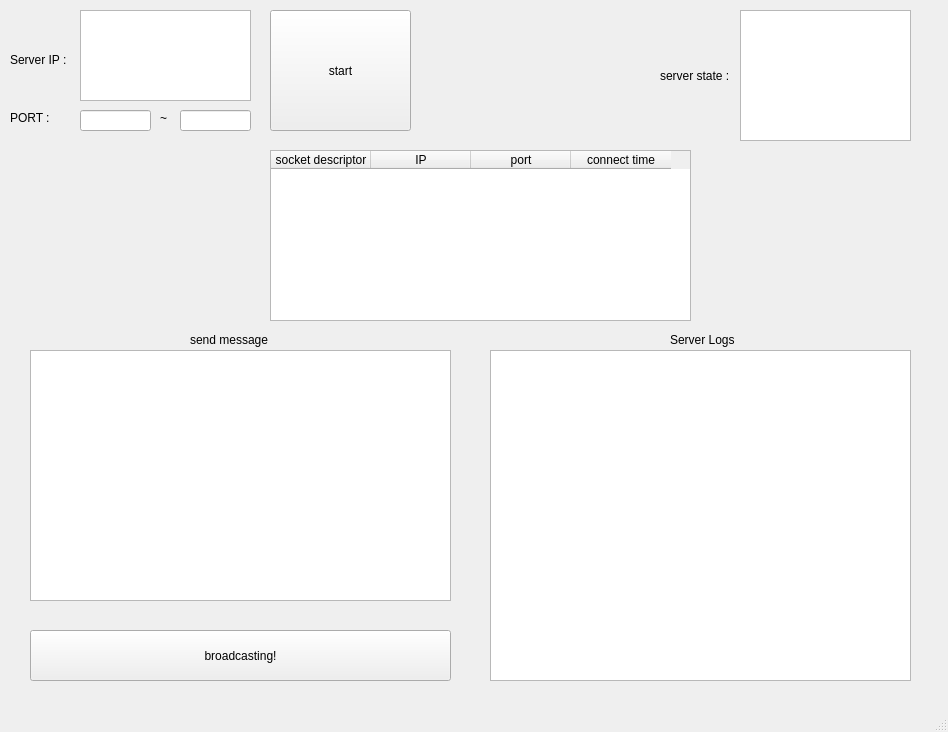
Old version of the form multiPortServer/mainwindow.ui in the repository lsh9672/Qt_tcp_socket.
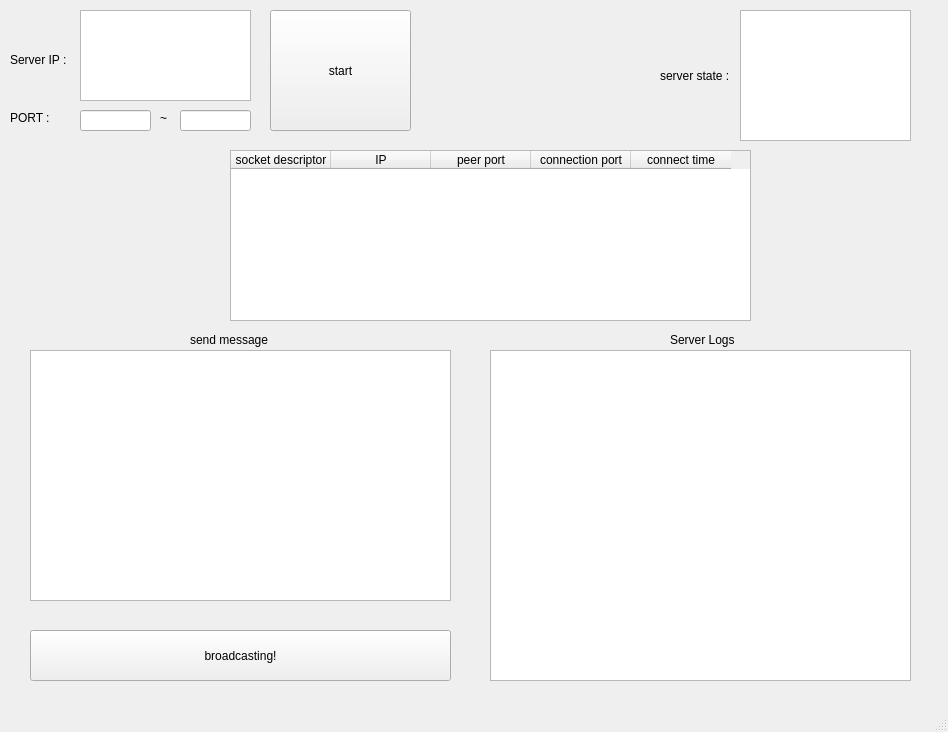
New version of the form.

What changed in the file:
```diff
--- a/multiPortServer/mainwindow.ui
+++ b/multiPortServer/mainwindow.ui
@@ -148,9 +148,9 @@
    <widget class="QTableWidget" name="table_client_info">
     <property name="geometry">
      <rect>
-      <x>270</x>
+      <x>230</x>
       <y>150</y>
-      <width>421</width>
+      <width>521</width>
       <height>171</height>
      </rect>
     </property>
@@ -164,6 +164,9 @@
      <property name="text">
       <string>socket descriptor</string>
      </property>
+     <property name="textAlignment">
+      <set>AlignCenter</set>
+     </property>
     </column>
     <column>
      <property name="text">
@@ -172,7 +175,12 @@
     </column>
     <column>
      <property name="text">
-      <string>port</string>
+      <string>peer port</string>
+     </property>
+    </column>
+    <column>
+     <property name="text">
+      <string>connection port</string>
      </property>
     </column>
     <column>
```
